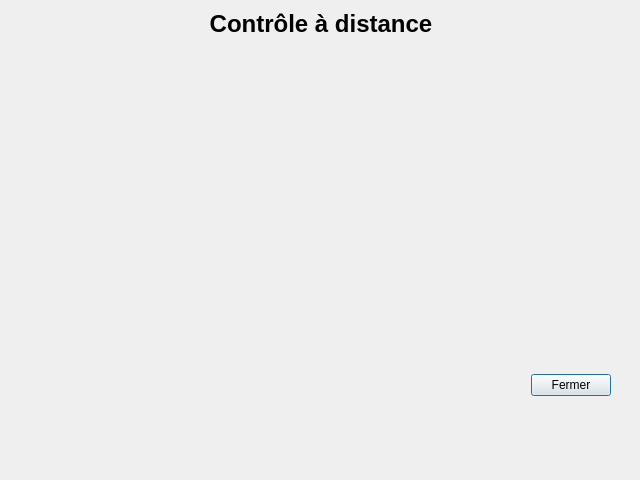
First picture: the form in fenetrecontroledistance.ui, repository Dthibault/theatre2013, before the edit.
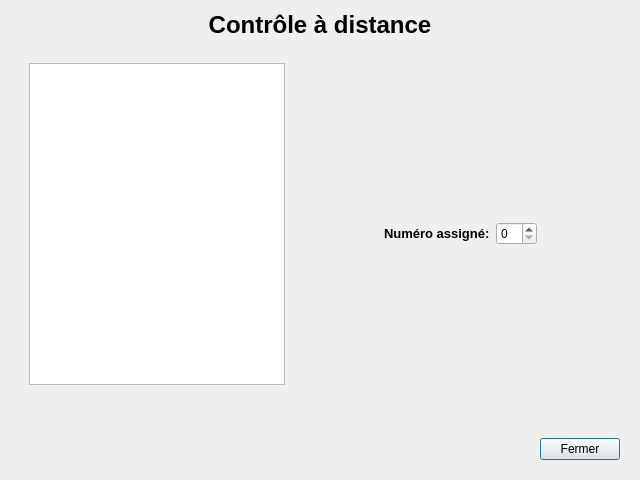
Second picture: the form after the edit.

Diff of the .ui file:
```diff
--- a/fenetrecontroledistance.ui
+++ b/fenetrecontroledistance.ui
@@ -13,15 +13,9 @@
   <property name="windowTitle">
    <string>Contrôle à distance</string>
   </property>
+  <layout class="QVBoxLayout" name="verticalLayout_3">
+   <item>
   <widget class="QLabel" name="labelTitre">
-   <property name="geometry">
-    <rect>
-     <x>10</x>
-     <y>10</y>
-     <width>622</width>
-     <height>29</height>
-    </rect>
-   </property>
    <property name="text">
     <string>&lt;!DOCTYPE HTML PUBLIC &quot;-//W3C//DTD HTML 4.0//EN&quot; &quot;http://www.w3.org/TR/REC-html40/strict.dtd&quot;&gt;
 &lt;html&gt;&lt;head&gt;&lt;meta name=&quot;qrichtext&quot; content=&quot;1&quot; /&gt;&lt;style type=&quot;text/css&quot;&gt;
@@ -33,15 +27,83 @@
     <set>Qt::AlignCenter</set>
    </property>
   </widget>
+   </item>
+   <item>
+    <widget class="QWidget" name="conteneurCentre" native="true">
+     <layout class="QHBoxLayout" name="horizontalLayout_3">
+      <item>
+       <widget class="QWidget" name="conteneurGauche" native="true">
+        <layout class="QVBoxLayout" name="verticalLayout">
+         <item>
+          <widget class="QListWidget" name="listWidget"/>
+         </item>
+         <item>
+          <widget class="QLabel" name="labelNumeroActuel">
+           <property name="text">
+            <string/>
+           </property>
+          </widget>
+         </item>
+        </layout>
+       </widget>
+      </item>
+      <item>
+       <spacer name="horizontalSpacer_3">
+        <property name="orientation">
+         <enum>Qt::Horizontal</enum>
+        </property>
+        <property name="sizeHint" stdset="0">
+         <size>
+          <width>40</width>
+          <height>20</height>
+         </size>
+        </property>
+       </spacer>
+      </item>
+      <item>
+       <widget class="QWidget" name="conteneurDroite" native="true">
+        <layout class="QVBoxLayout" name="verticalLayout_2">
+         <item>
+          <widget class="QWidget" name="conteneurChoix" native="true">
+           <layout class="QHBoxLayout" name="horizontalLayout_2">
+            <item>
+             <widget class="QLabel" name="label">
+              <property name="text">
+               <string>&lt;!DOCTYPE HTML PUBLIC &quot;-//W3C//DTD HTML 4.0//EN&quot; &quot;http://www.w3.org/TR/REC-html40/strict.dtd&quot;&gt;
+&lt;html&gt;&lt;head&gt;&lt;meta name=&quot;qrichtext&quot; content=&quot;1&quot; /&gt;&lt;style type=&quot;text/css&quot;&gt;
+p, li { white-space: pre-wrap; }
+&lt;/style&gt;&lt;/head&gt;&lt;body style=&quot; font-family:'Droid Sans'; font-size:10pt; font-weight:400; font-style:normal;&quot;&gt;
+&lt;p style=&quot; margin-top:0px; margin-bottom:0px; margin-left:0px; margin-right:0px; -qt-block-indent:0; text-indent:0px;&quot;&gt;&lt;span style=&quot; font-weight:600;&quot;&gt;Numéro assigné:&lt;/span&gt;&lt;/p&gt;&lt;/body&gt;&lt;/html&gt;</string>
+              </property>
+             </widget>
+            </item>
+            <item>
+             <widget class="QSpinBox" name="spinBox"/>
+            </item>
+           </layout>
+          </widget>
+         </item>
+        </layout>
+       </widget>
+      </item>
+      <item>
+       <spacer name="horizontalSpacer_4">
+        <property name="orientation">
+         <enum>Qt::Horizontal</enum>
+        </property>
+        <property name="sizeHint" stdset="0">
+         <size>
+          <width>40</width>
+          <height>20</height>
+         </size>
+        </property>
+       </spacer>
+      </item>
+     </layout>
+    </widget>
+   </item>
+   <item>
   <widget class="QWidget" name="conteneurBoutonFermer" native="true">
-   <property name="geometry">
-    <rect>
-     <x>200</x>
-     <y>320</y>
-     <width>411</width>
-     <height>131</height>
-    </rect>
-   </property>
    <layout class="QHBoxLayout" name="horizontalLayout">
     <item>
      <spacer name="horizontalSpacer">
@@ -85,6 +147,8 @@
     </item>
    </layout>
   </widget>
+   </item>
+  </layout>
  </widget>
  <resources/>
  <connections/>
```
Lines whose indentation alone changed are shown as unchanged.
